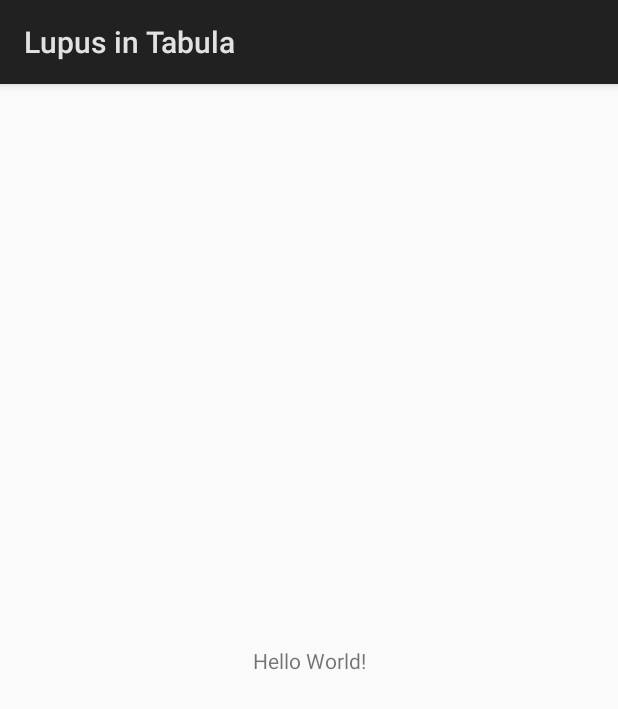
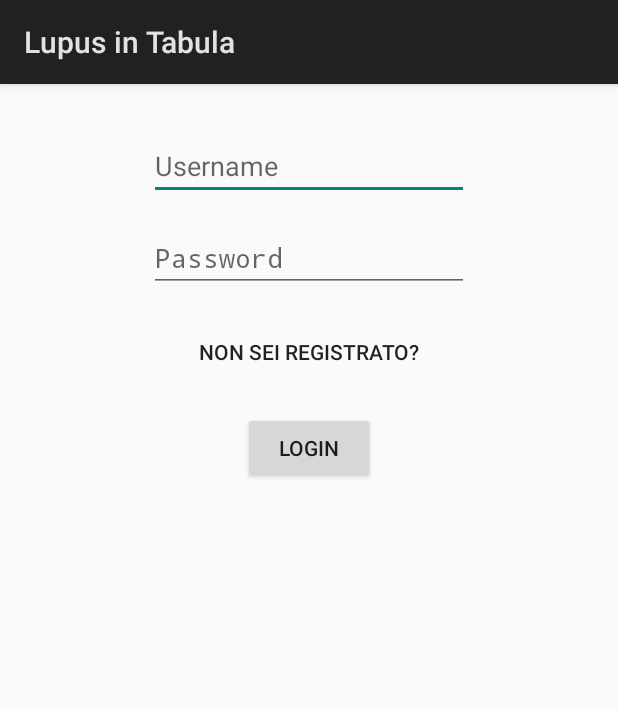
Before and after one commit to Fireshadow3/Lupus-in-Tabula, an Android app: the screen it shows after launch (MainActivity), on a phone screen of 412 x 824 dp. Shown: the top 709 px of the screen. Run offline under Robolectric (Android 15) with nearby library versions, the phone set to English and light mode, and no system bars.

Commit message:
Added a few activities
Example main activity, register, main menu.

```diff
--- a/app/src/main/AndroidManifest.xml
+++ b/app/src/main/AndroidManifest.xml
@@ -16,6 +16,8 @@
                 <category android:name="android.intent.category.LAUNCHER" />
             </intent-filter>
         </activity>
+        <activity android:name=".signUp_activity" />
+        <activity android:name=".MainMenu"></activity>
     </application>
 
 </manifest>
--- a/app/src/main/java/com/fastame/formichella/lupusintabula/MainActivity.java
+++ b/app/src/main/java/com/fastame/formichella/lupusintabula/MainActivity.java
@@ -1,13 +1,51 @@
 package com.fastame.formichella.lupusintabula;
 
 import android.app.Activity;
+import android.content.Intent;
 import android.os.Bundle;
+import android.util.Log;
+import android.view.LayoutInflater;
+import android.view.View;
+import android.widget.Button;
+import android.widget.EditText;
+
+import static android.content.ContentValues.TAG;
 
 public class MainActivity extends Activity {
+
+    private EditText userName;
+    private Button loginButton;
 
     @Override
     protected void onCreate(Bundle savedInstanceState) {
         super.onCreate(savedInstanceState);
-        setContentView(R.layout.activity_main);
+        View view = LayoutInflater.from(this).inflate(R.layout.login_activity,null, false);
+        setContentView(view);
+
+        userName = view.findViewById(R.id.userName);
+
+        loginButton = view.findViewById(R.id.loginButton);
+
+        loginButton.setOnClickListener(new View.OnClickListener() {
+            @Override
+            public void onClick(View view) {
+                Log.i(TAG, "onClick: "+userName.getText().toString());
+                //Go to the main activity
+                Intent intent = new Intent(MainActivity.this, MainMenu.class);
+                startActivity(intent);
+            }
+        });
+
+        /*Code for redirecting to game activity
+
+        Original code https://stackoverflow.com/questions/24610527/how-do-i-get-a-button-to-open-another-activity-in-android-studio
+        Button btn = (Button)findViewById(R.id.open_activity_button);
+
+        btn.setOnClickListener(new View.OnClickListener() {
+            @Override
+            public void onClick(View v) {
+                startActivity(new Intent(MainActivity.this, MyOtherActivity.class));
+        }});
+        */
     }
 }
--- a/app/src/main/res/layout/activity_main.xml
+++ /dev/null
@@ -1,18 +0,0 @@
-<?xml version="1.0" encoding="utf-8"?>
-<android.support.constraint.ConstraintLayout xmlns:android="http://schemas.android.com/apk/res/android"
-    xmlns:app="http://schemas.android.com/apk/res-auto"
-    xmlns:tools="http://schemas.android.com/tools"
-    android:layout_width="match_parent"
-    android:layout_height="match_parent"
-    tools:context="com.fastame.formichella.lupusintabula.MainActivity">
-
-    <TextView
-        android:layout_width="wrap_content"
-        android:layout_height="wrap_content"
-        android:text="Hello World!"
-        app:layout_constraintBottom_toBottomOf="parent"
-        app:layout_constraintLeft_toLeftOf="parent"
-        app:layout_constraintRight_toRightOf="parent"
-        app:layout_constraintTop_toTopOf="parent" />
-
-</android.support.constraint.ConstraintLayout>
--- /dev/null
+++ b/app/src/main/res/layout/login_activity.xml
@@ -0,0 +1,63 @@
+<?xml version="1.0" encoding="utf-8"?>
+<android.support.constraint.ConstraintLayout xmlns:android="http://schemas.android.com/apk/res/android"
+    xmlns:app="http://schemas.android.com/apk/res-auto"
+    xmlns:tools="http://schemas.android.com/tools"
+    android:layout_width="match_parent"
+    android:layout_height="match_parent"
+    tools:context="com.fastame.formichella.lupusintabula.MainActivity">
+
+    <EditText
+        android:id="@+id/userName"
+        android:layout_width="wrap_content"
+        android:layout_height="wrap_content"
+        android:layout_marginEnd="8dp"
+        android:layout_marginStart="8dp"
+        android:layout_marginTop="32dp"
+        android:ems="10"
+        android:hint="@string/Username"
+        android:inputType="textPersonName"
+        app:layout_constraintEnd_toEndOf="parent"
+        app:layout_constraintStart_toStartOf="parent"
+        app:layout_constraintTop_toTopOf="parent" />
+
+    <EditText
+        android:id="@+id/passWord"
+        android:layout_width="wrap_content"
+        android:layout_height="wrap_content"
+        android:layout_marginEnd="8dp"
+        android:layout_marginStart="8dp"
+        android:layout_marginTop="16dp"
+        android:ems="10"
+        android:hint="@string/Password"
+        android:inputType="textPassword"
+        app:layout_constraintEnd_toEndOf="parent"
+        app:layout_constraintStart_toStartOf="parent"
+        app:layout_constraintTop_toBottomOf="@+id/userName" />
+
+    <Button
+        android:id="@+id/signUpButton"
+        android:layout_width="wrap_content"
+        android:layout_height="wrap_content"
+        android:layout_marginEnd="8dp"
+        android:layout_marginStart="8dp"
+        android:layout_marginTop="16dp"
+        android:background="@android:color/transparent"
+        android:text="@string/Register"
+        app:layout_constraintEnd_toEndOf="parent"
+        app:layout_constraintStart_toStartOf="parent"
+        app:layout_constraintTop_toBottomOf="@+id/passWord"
+        tools:text="@string/Register" />
+
+    <Button
+        android:id="@+id/loginButton"
+        android:layout_width="wrap_content"
+        android:layout_height="wrap_content"
+        android:layout_marginEnd="8dp"
+        android:layout_marginStart="8dp"
+        android:layout_marginTop="16dp"
+        android:text="@string/Login"
+        app:layout_constraintEnd_toEndOf="parent"
+        app:layout_constraintStart_toStartOf="parent"
+        app:layout_constraintTop_toBottomOf="@+id/signUpButton"
+        tools:text="@string/Login" />
+</android.support.constraint.ConstraintLayout>
--- a/app/src/main/res/values/colors.xml
+++ b/app/src/main/res/values/colors.xml
@@ -1,6 +1,6 @@
 <?xml version="1.0" encoding="utf-8"?>
 <resources>
-    <color name="colorPrimary">#3F51B5</color>
-    <color name="colorPrimaryDark">#303F9F</color>
+    <color name="colorPrimary">#3f51b5</color>
+    <color name="colorPrimaryDark">#303f9f</color>
     <color name="colorAccent">#FF4081</color>
 </resources>
--- a/app/src/main/res/values/strings.xml
+++ b/app/src/main/res/values/strings.xml
@@ -1,3 +1,12 @@
 <resources>
     <string name="app_name">Lupus in Tabula</string>
+    <string name="Register">Non sei registrato?</string>
+    <string name="Login">Login</string>
+    <string name="Username">Username</string>
+    <string name="Email">Email</string>
+    <string name="Password">Password</string>
+    <string name="reInsertPassword">Conferma password</string>
+    <string name="title">Lupus in Tabula</string>
+    <string name="play">Gioca</string>
+    <string name="options">Opzioni</string>
 </resources>
--- a/build.gradle
+++ b/build.gradle
@@ -7,7 +7,7 @@ buildscript {
         jcenter()
     }
     dependencies {
-        classpath 'com.android.tools.build:gradle:3.0.0-alpha5'
+        classpath 'com.android.tools.build:gradle:3.0.0-alpha6'
 
 
         // NOTE: Do not place your application dependencies here; they belong
```
Also changed, not shown: app/src/main/java/com/fastame/formichella/lupusintabula/MainMenu.java (added, +21 -0 lines), app/src/main/java/com/fastame/formichella/lupusintabula/signUp_activity.java (added, +13 -0 lines), app/src/main/res/layout/main_menu_activity.xml (added, +51 -0 lines), app/src/main/res/layout/sign_up_activity.xml (added, +64 -0 lines), app/src/main/assets/from_cartoon_blocks.ttf (added), app/src/main/res/mipmap-xxhdpi/collina.jpg (added), 1 other file.
